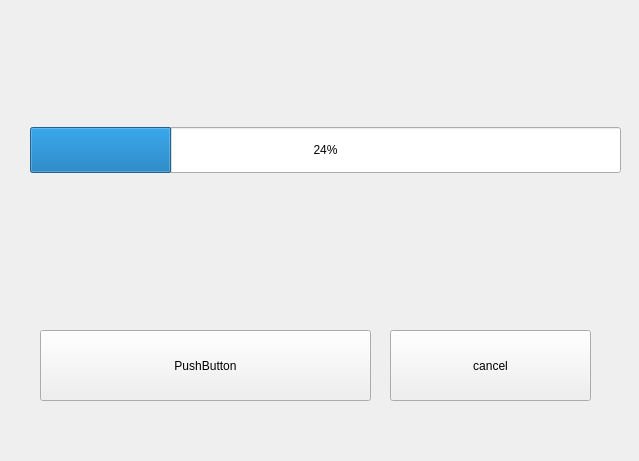
This is UI_files/download_window.ui in kdv2001/OnlyFiles as Qt 5 draws it before an edit. The edited form follows.
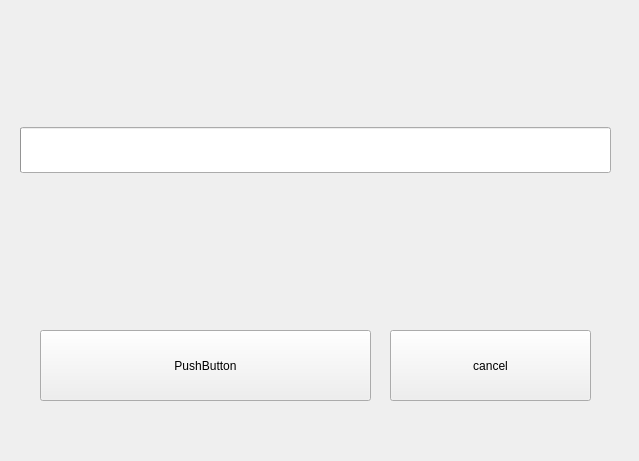
This is the edited form.

Diff of the .ui file:
```diff
--- a/UI_files/download_window.ui
+++ b/UI_files/download_window.ui
@@ -42,7 +42,7 @@
   <widget class="QWidget" name="verticalLayoutWidget">
    <property name="geometry">
     <rect>
-     <x>30</x>
+     <x>20</x>
      <y>80</y>
      <width>591</width>
      <height>141</height>
@@ -60,9 +60,6 @@
         <height>46</height>
        </size>
       </property>
-      <property name="value">
-       <number>24</number>
-      </property>
      </widget>
     </item>
    </layout>
```
